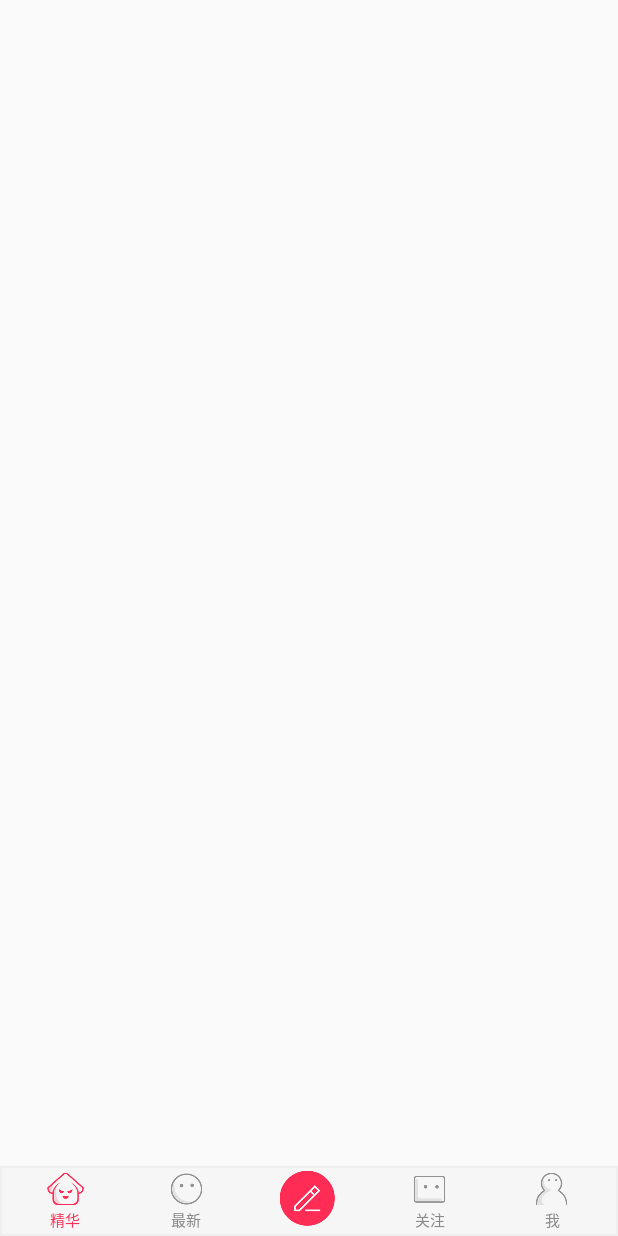
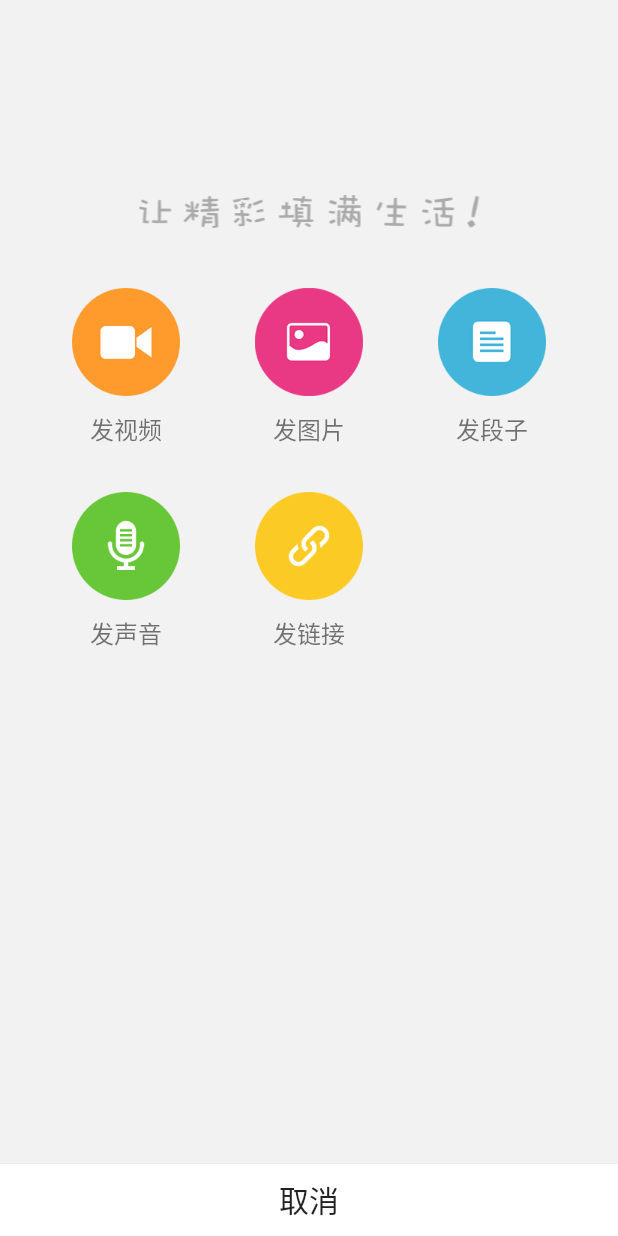
Before and after one commit to c786909486/baisi, an Android app: the fragment QuanbuContent placed in its activity, after a tap on an icon or button, on a phone screen of 412 x 824 dp. Run offline under Robolectric (Android 15) with nearby library versions, the phone set to English and light mode, and no system bars; our stand-ins replace CircleImageView; libraries missing offline, so code that uses them is left out: com.lcodecore.tkrefreshlayout, fm.jiecao.jcvideoplayer_lib; plain views replace TwinklingRefreshLayout; pictures from the network do not load; 21 statements that could not run were skipped.

Commit message:
9.添加发布页面动画

```diff
--- a/app/src/main/java/com/ckz/baisi/activity/MainActivity.java
+++ b/app/src/main/java/com/ckz/baisi/activity/MainActivity.java
@@ -1,6 +1,7 @@
 package com.ckz.baisi.activity;
 
 import android.annotation.TargetApi;
+import android.content.Intent;
 import android.graphics.drawable.Drawable;
 import android.os.Build;
 import android.support.v4.app.FragmentManager;
@@ -14,7 +15,9 @@ import android.widget.TextView;
 import android.widget.Toast;
 
 import com.ckz.baisi.R;
+import com.ckz.baisi.fragment.GuanzhuFragment;
 import com.ckz.baisi.fragment.JingHuaFragment;
+import com.ckz.baisi.fragment.WodeFragment;
 import com.ckz.baisi.fragment.ZuiXinFragment;
 
 import fm.jiecao.jcvideoplayer_lib.JCVideoPlayer;
@@ -30,6 +33,8 @@ public class MainActivity extends AppCompatActivity implements View.OnClickListe
     private TextView jinghua,xintie,fabu,guanzhu,wo;
     private JingHuaFragment jinhuaFragment;
     private ZuiXinFragment zuiXinFragment;
+    private GuanzhuFragment guanzhuFragment;
+    private WodeFragment wodeFragment;
     private FragmentManager fManager;
 
     @Override
@@ -64,6 +69,8 @@ public class MainActivity extends AppCompatActivity implements View.OnClickListe
     private void hideAllFragment(FragmentTransaction transaction) {
         if (jinhuaFragment !=null) transaction.hide(jinhuaFragment);
         if (zuiXinFragment !=null) transaction.hide(zuiXinFragment);
+        if (guanzhuFragment!=null) transaction.hide(guanzhuFragment);
+        if (wodeFragment!=null) transaction.hide(wodeFragment);
     }
 
     private void resetSeclect(){
@@ -109,18 +116,31 @@ public class MainActivity extends AppCompatActivity implements View.OnClickListe
                 resetSeclect();
                 type = GUANZHU;
                 guanzhu.setSelected(true);
-
+                if (guanzhuFragment == null){
+                    guanzhuFragment = new GuanzhuFragment();
+                    transaction.add(R.id.main_fragment_content,guanzhuFragment);
+                }else {
+                    transaction.show(guanzhuFragment);
+                }
                 break;
             case R.id.main_btn_wo:
                 resetSeclect();
                 type = WO;
                 wo.setSelected(true);
-
+                if (wodeFragment == null){
+                    wodeFragment = new WodeFragment();
+                    transaction.add(R.id.main_fragment_content,wodeFragment);
+                }else {
+                    transaction.show(wodeFragment);
+                }
                 break;
             case R.id.main_btn_fabu:
                 if (type == JINGHUA) transaction.show(jinhuaFragment);
-
-                Toast.makeText(this,type+"",Toast.LENGTH_SHORT).show();
+                if (type == XINTIE) transaction.show(zuiXinFragment);
+                if (type == GUANZHU) transaction.show(guanzhuFragment);
+                if (type == WO) transaction.show(wodeFragment);
+                Intent intent = new Intent(this,SendNewActivity.class);
+                startActivity(intent);
         }
         transaction.commit();
     }
--- /dev/null
+++ b/app/src/main/java/com/ckz/baisi/activity/SendNewActivity.java
@@ -0,0 +1,130 @@
+package com.ckz.baisi.activity;
+
+import android.support.v7.app.AppCompatActivity;
+import android.os.Bundle;
+import android.view.View;
+import android.widget.Button;
+import android.widget.ImageView;
+import android.widget.TextView;
+
+import com.ckz.baisi.R;
+import com.ckz.baisi.animator.SendAnimator;
+
+public class SendNewActivity extends AppCompatActivity {
+    private TextView sendVideo,sendPicture,sendText,sendVoice,sendLink;
+    private ImageView iconPost;
+    private Button cancleBtn;
+    @Override
+    protected void onCreate(Bundle savedInstanceState) {
+        super.onCreate(savedInstanceState);
+        setContentView(R.layout.activity_send_new);
+        initView();
+        setAni();
+    }
+    private void initView() {
+        sendVideo = (TextView) findViewById(R.id.send_video);
+        sendPicture = (TextView) findViewById(R.id.send_picture);
+        sendText = (TextView) findViewById(R.id.send_text);
+        sendVoice = (TextView) findViewById(R.id.send_voice);
+        sendLink = (TextView) findViewById(R.id.send_link);
+        iconPost = (ImageView) findViewById(R.id.icon_post);
+        cancleBtn = (Button) findViewById(R.id.send_cancle);
+        cancleBtn.setOnClickListener(new View.OnClickListener() {
+            @Override
+            public void onClick(View v) {
+                sendVideo.postDelayed(new Runnable() {
+                    @Override
+                    public void run() {
+                        SendAnimator.aniOut(sendVideo);
+                    }
+                },100);
+
+                sendLink.postDelayed(new Runnable() {
+                    @Override
+                    public void run() {
+                        SendAnimator.aniOut(sendLink);
+                    }
+                },150);
+
+                sendPicture.postDelayed(new Runnable() {
+                    @Override
+                    public void run() {
+                        SendAnimator.aniOut(sendPicture);
+                    }
+                },200);
+                iconPost.postDelayed(new Runnable() {
+                    @Override
+                    public void run() {
+                        SendAnimator.aniOut(iconPost);
+                    }
+                },250);
+                sendVoice.postDelayed(new Runnable() {
+                    @Override
+                    public void run() {
+                        SendAnimator.aniOut(sendVoice);
+                    }
+                },300);
+                sendText.postDelayed(new Runnable() {
+                    @Override
+                    public void run() {
+                        SendAnimator.aniOut(sendText);
+                    }
+                },250);
+                cancleBtn.postDelayed(new Runnable() {
+                    @Override
+                    public void run() {
+                        finish();
+                    }
+                },850);
+            }
+        });
+    }
+    private void setAni(){
+
+
+        sendVideo.postDelayed(new Runnable() {
+            @Override
+            public void run() {
+                sendVideo.setVisibility(View.VISIBLE);
+                SendAnimator.aniIn(sendVideo);
+            }
+        },100);
+
+        sendLink.postDelayed(new Runnable() {
+            @Override
+            public void run() {
+                sendLink.setVisibility(View.VISIBLE);
+                SendAnimator.aniIn(sendLink);
+            }
+        },150);
+
+        sendPicture.postDelayed(new Runnable() {
+            @Override
+            public void run() {
+                sendPicture.setVisibility(View.VISIBLE);
+                SendAnimator.aniIn(sendPicture);
+            }
+        },200);
+        iconPost.postDelayed(new Runnable() {
+            @Override
+            public void run() {
+                iconPost.setVisibility(View.VISIBLE);
+                SendAnimator.aniIn(iconPost);
+            }
+        },250);
+        sendVoice.postDelayed(new Runnable() {
+            @Override
+            public void run() {
+                sendVoice.setVisibility(View.VISIBLE);
+                SendAnimator.aniIn(sendVoice);
+            }
+        },300);
+        sendText.postDelayed(new Runnable() {
+            @Override
+            public void run() {
+                sendText.setVisibility(View.VISIBLE);
+                SendAnimator.aniIn(sendText);
+            }
+        },350);
+    }
+}
--- /dev/null
+++ b/app/src/main/java/com/ckz/baisi/animator/SendAnimator.java
@@ -0,0 +1,22 @@
+package com.ckz.baisi.animator;
+
+import android.animation.ObjectAnimator;
+import android.view.View;
+
+/**
+ * Created by CKZ on 2017/3/13.
+ */
+
+public class SendAnimator {
+
+    public static void aniIn(View view){
+        ObjectAnimator animator = ObjectAnimator.ofFloat(view,"translationY",-1000, 300,0);
+        animator.setDuration(600);
+        animator.start();
+    }
+    public static void aniOut(View view){
+        ObjectAnimator animator = ObjectAnimator.ofFloat(view,"translationY",0,-300, 1300);
+        animator.setDuration(600);
+        animator.start();
+    }
+}
--- /dev/null
+++ b/app/src/main/java/com/ckz/baisi/fragment/GuanzhuFragment.java
@@ -0,0 +1,11 @@
+package com.ckz.baisi.fragment;
+
+
+import android.support.v4.app.Fragment;
+
+/**
+ * Created by CKZ on 2017/3/14.
+ */
+
+public class GuanzhuFragment extends Fragment {
+}
--- /dev/null
+++ b/app/src/main/java/com/ckz/baisi/fragment/WodeFragment.java
@@ -0,0 +1,11 @@
+package com.ckz.baisi.fragment;
+
+
+import android.support.v4.app.Fragment;
+
+/**
+ * Created by CKZ on 2017/3/14.
+ */
+
+public class WodeFragment extends Fragment {
+}
--- /dev/null
+++ b/app/src/main/res/layout/activity_send_new.xml
@@ -0,0 +1,93 @@
+<?xml version="1.0" encoding="utf-8"?>
+<RelativeLayout xmlns:android="http://schemas.android.com/apk/res/android"
+    xmlns:tools="http://schemas.android.com/tools"
+    android:id="@+id/activity_send_new"
+    android:layout_width="match_parent"
+    android:layout_height="match_parent"
+    tools:context="com.ckz.baisi.activity.SendNewActivity"
+    android:background="@color/mostBackground">
+    <ImageView
+        android:id="@+id/icon_post"
+        android:layout_width="match_parent"
+        android:layout_height="wrap_content"
+        android:src="@mipmap/icon_post_copyright"
+        android:layout_marginBottom="40dp"
+        android:layout_marginTop="130dp"
+        android:visibility="invisible"/>
+
+    <TextView
+        android:id="@+id/send_picture"
+        android:layout_width="wrap_content"
+        android:layout_height="wrap_content"
+        android:gravity="center"
+        android:drawablePadding="10dp"
+        android:textSize="16sp"
+        android:layout_centerHorizontal="true"
+        android:layout_below="@+id/icon_post"
+        android:text="@string/send_picture"
+        android:visibility="invisible"
+        android:drawableTop="@mipmap/send_picture"/>
+    <TextView
+        android:id="@+id/send_video"
+        android:layout_width="wrap_content"
+        android:layout_height="wrap_content"
+        android:gravity="center"
+        android:drawablePadding="10dp"
+        android:textSize="16sp"
+        android:layout_below="@id/icon_post"
+        android:layout_toLeftOf="@id/send_picture"
+        android:layout_marginRight="50dp"
+        android:text="@string/send_video"
+        android:visibility="invisible"
+        android:drawableTop="@mipmap/send_video"/>
+
+    <TextView
+        android:id="@+id/send_text"
+        android:layout_width="wrap_content"
+        android:layout_height="wrap_content"
+        android:gravity="center"
+        android:drawablePadding="10dp"
+        android:textSize="16sp"
+        android:layout_below="@id/icon_post"
+        android:layout_toRightOf="@id/send_picture"
+        android:layout_marginLeft="50dp"
+        android:text="@string/send_text"
+        android:visibility="invisible"
+        android:drawableTop="@mipmap/send_text"/>
+
+
+    <TextView
+        android:id="@+id/send_voice"
+        android:layout_width="wrap_content"
+        android:layout_height="wrap_content"
+        android:gravity="center"
+        android:drawablePadding="10dp"
+        android:textSize="16sp"
+        android:layout_below="@id/send_video"
+        android:layout_alignLeft="@id/send_video"
+        android:layout_marginTop="30dp"
+        android:text="@string/send_voice"
+        android:visibility="invisible"
+        android:drawableTop="@mipmap/send_voice"/>
+    <TextView
+        android:id="@+id/send_link"
+        android:layout_width="wrap_content"
+        android:layout_height="wrap_content"
+        android:gravity="center"
+        android:drawablePadding="10dp"
+        android:textSize="16sp"
+        android:layout_below="@id/send_picture"
+        android:layout_centerHorizontal="true"
+        android:layout_marginTop="30dp"
+        android:text="@string/send_link"
+        android:visibility="invisible"
+        android:drawableTop="@mipmap/send_link"/>
+    <Button
+        android:id="@+id/send_cancle"
+        android:layout_width="match_parent"
+        android:layout_height="wrap_content"
+        android:background="@color/whilte"
+        android:layout_alignParentBottom="true"
+        android:text="@string/cancle"
+        android:textSize="20sp"/>
+</RelativeLayout>
--- a/app/src/main/res/values/colors.xml
+++ b/app/src/main/res/values/colors.xml
@@ -6,4 +6,6 @@
     <color name="baisiColor">#FF2D55</color>
     <color name="colorGray">#AAAAAA</color>
     <color name="userName">#4574AA</color>
+    <color name="mostBackground">#F2F2F2</color>
+    <color name="whilte">#FFFFFF</color>
 </resources>
--- a/app/src/main/res/values/strings.xml
+++ b/app/src/main/res/values/strings.xml
@@ -1,5 +1,11 @@
 <resources>
     <string name="app_name">Baisi</string>
     <string name="no_data_txt">啤酒饮料矿泉水，沙发板凳小马扎</string>
-    <string name="user_name_size">12sp</string>
+    <string name="cancle">取消</string>
+    <string name="send_video">发视频</string>
+    <string name="send_picture">发图片</string>
+    <string name="send_text">发段子</string>
+    <string name="send_voice">发声音</string>
+    <string name="send_link">发链接</string>
+
 </resources>
```
Also changed, not shown: app/src/main/AndroidManifest.xml (+9 -7 lines), app/src/main/res/mipmap-xhdpi/icon_post_copyright.png (added), app/src/main/res/mipmap-xhdpi/icon_post_copyright_black.png (added), app/src/main/res/mipmap-xhdpi/send_link.png (added), app/src/main/res/mipmap-xhdpi/send_picture.png (added), app/src/main/res/mipmap-xhdpi/send_text.png (added), app/src/main/res/mipmap-xhdpi/send_video.png (added), app/src/main/res/mipmap-xhdpi/send_voice.png (added).
